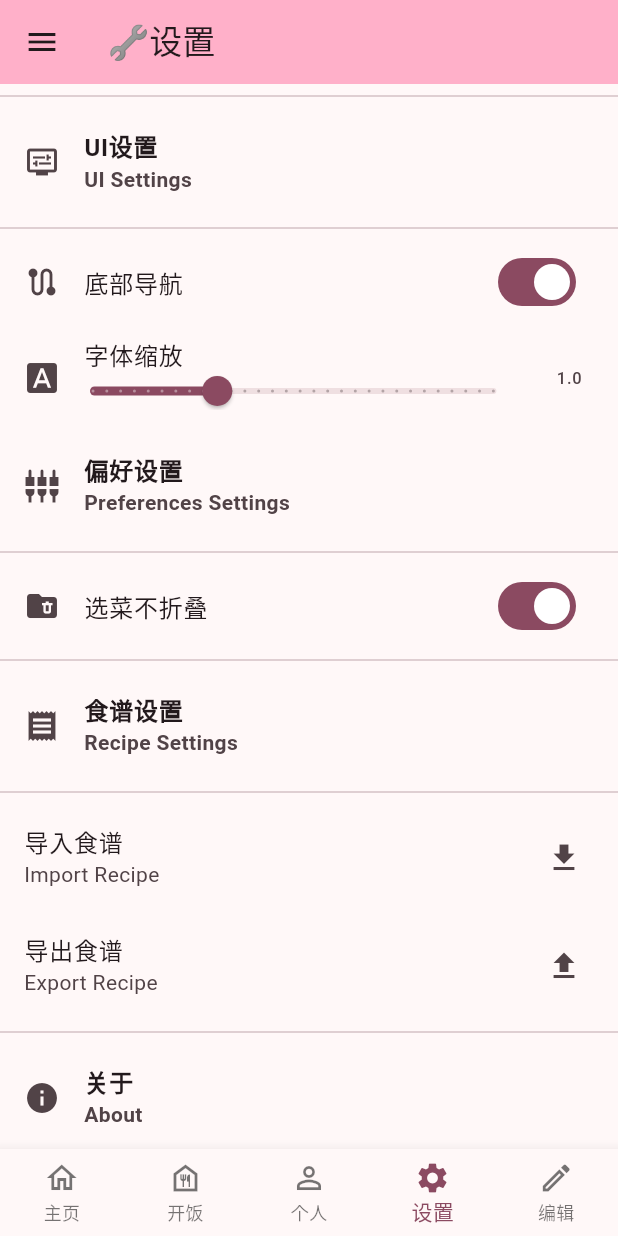
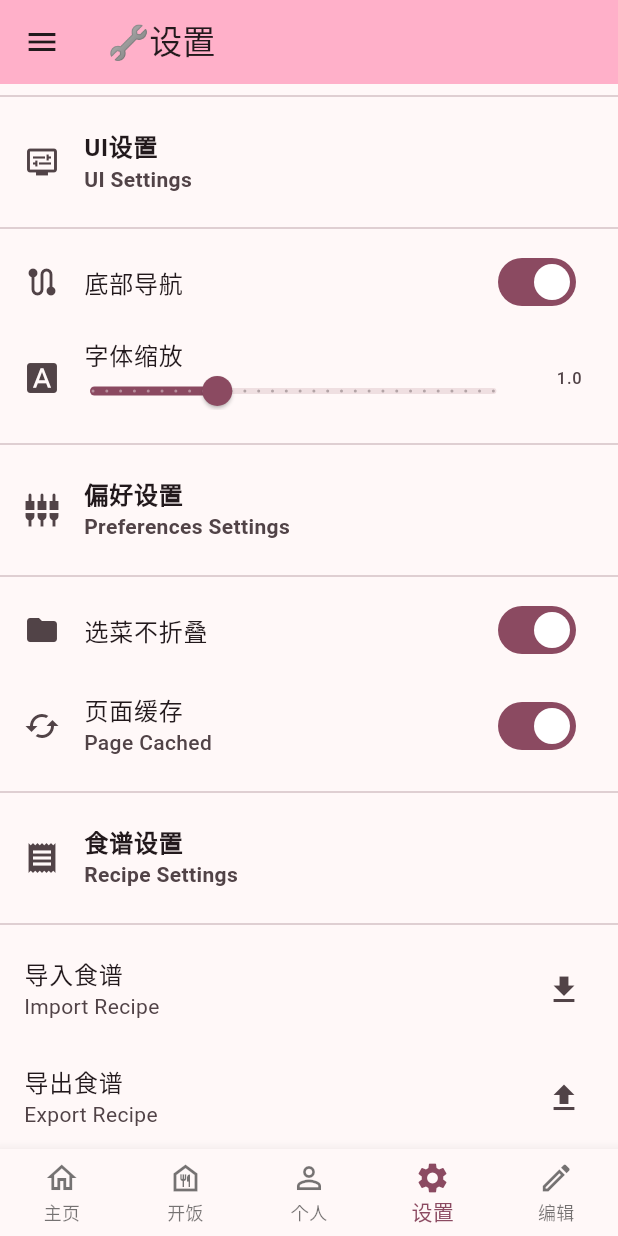
Before and after one commit to CCZU-OSSA/EatInCCZU, a Flutter app: the screen it shows after launch, item 4 of the bottom bar chosen, on a phone screen of 412 x 824 dp. Run offline on Flutter 3.47's test engine with Material 2 defaults, Android fonts, the light colour scheme and no system bars; drawn by our look-alikes of dynamic_color; our stand-ins replace file_picker, flutter_markdown, logger.

Commit message:
✨ Page Cache && Optmize

```diff
--- a/lib/application/bus.dart
+++ b/lib/application/bus.dart
@@ -20,6 +20,11 @@ class ApplicationBus {
 
   V getfromHolderElse<V>(String key, V fallback) {
     return holder.containsKey(key) ? holder[key] : fallback;
+  }
+
+  static ApplicationBus instance({BuildContext? context}) {
+    return Provider.of(context ?? globalApplicationKey.currentContext!,
+        listen: false);
   }
 }
 
--- a/lib/pages/setting.dart
+++ b/lib/pages/setting.dart
@@ -73,6 +73,7 @@ class _SettingState extends State<Setting> {
           trailing:
               Text("${config(context: context).getOrWrite("font_scale", 1.0)}"),
         ),
+        const Divider(),
         const ListTile(
           leading: Icon(Icons.settings_input_component),
           title: Text("偏好设置", style: TextStyle(fontWeight: FontWeight.w700)),
@@ -81,7 +82,7 @@ class _SettingState extends State<Setting> {
         ),
         const Divider(),
         ListTile(
-          leading: const Icon(Icons.folder_delete),
+          leading: const Icon(Icons.folder),
           title: const Text("选菜不折叠",
               style: TextStyle(fontWeight: FontWeight.w500)),
           trailing: Switch(
@@ -90,8 +91,20 @@ class _SettingState extends State<Setting> {
               onChanged: (v) => setState(() {
                     config(context: context)
                         .writeKeySync("fold_after_chose", v);
-                    widget.callback();
                   })),
+        ),
+        ListTile(
+          leading: const Icon(Icons.cached),
+          title:
+              const Text("页面缓存", style: TextStyle(fontWeight: FontWeight.w500)),
+          subtitle: const Text("Page Cached",
+              style: TextStyle(fontWeight: FontWeight.w500)),
+          trailing: Switch(
+            onChanged: (value) => setState(() {
+              config(context: context).writeKeySync("page_cached", value);
+            }),
+            value: config(context: context).getOrWrite("page_cached", true),
+          ),
         ),
         const Divider(),
         const ListTile(
--- a/lib/pages/widgets/markdown.dart
+++ b/lib/pages/widgets/markdown.dart
@@ -28,24 +28,33 @@ var loading = Dialog(
 );
 
 Widget asyncMarkdownBody(String resource) {
-  return FutureBuilder(
+  var fb = FutureBuilder(
     future: rootBundle.loadString(resource),
     builder: (context, snapshot) {
       if (snapshot.hasData) {
-        return markdownBodyString(snapshot.data!);
+        var mdwd = markdownBodyString(snapshot.data!);
+        ApplicationBus.instance()
+            .updateToHolder("mdwidget-resource:$resource", mdwd);
+        return mdwd;
       } else {
         return loading;
       }
     },
   );
+
+  if (config().getElse("page_cached", true)) {
+    return ApplicationBus.instance()
+        .getfromHolderElse("mdwidget-resource:$resource", fb);
+  }
+  return fb;
 }
 
 Widget markdownBodyString(String data) {
-  return FutureBuilder(
+  var fb = FutureBuilder(
     future: Future.value(data),
     builder: (context, snapshot) {
       if (snapshot.hasData) {
-        return Markdown(
+        var mdswd = Markdown(
           data: snapshot.data!,
           styleSheet: MarkdownStyleSheet.fromTheme(Theme.of(context)).copyWith(
               textScaleFactor:
@@ -53,9 +62,17 @@ Widget markdownBodyString(String data) {
           shrinkWrap: true,
           physics: const NeverScrollableScrollPhysics(),
         );
+        ApplicationBus.instance()
+            .updateToHolder("mdwidget-string:$data", mdswd);
+        return mdswd;
       } else {
         return loading;
       }
     },
   );
+  if (config().getElse("page_cached", true)) {
+    return ApplicationBus.instance()
+        .getfromHolderElse("mdwidget-string:$data", fb);
+  }
+  return fb;
 }
```
